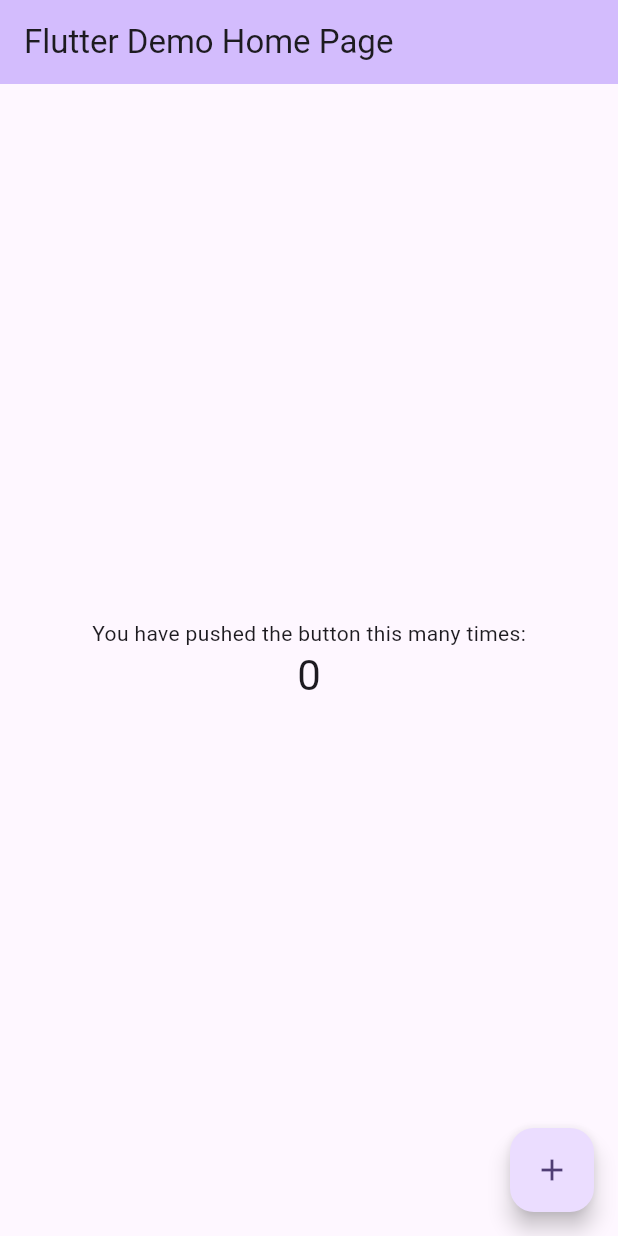
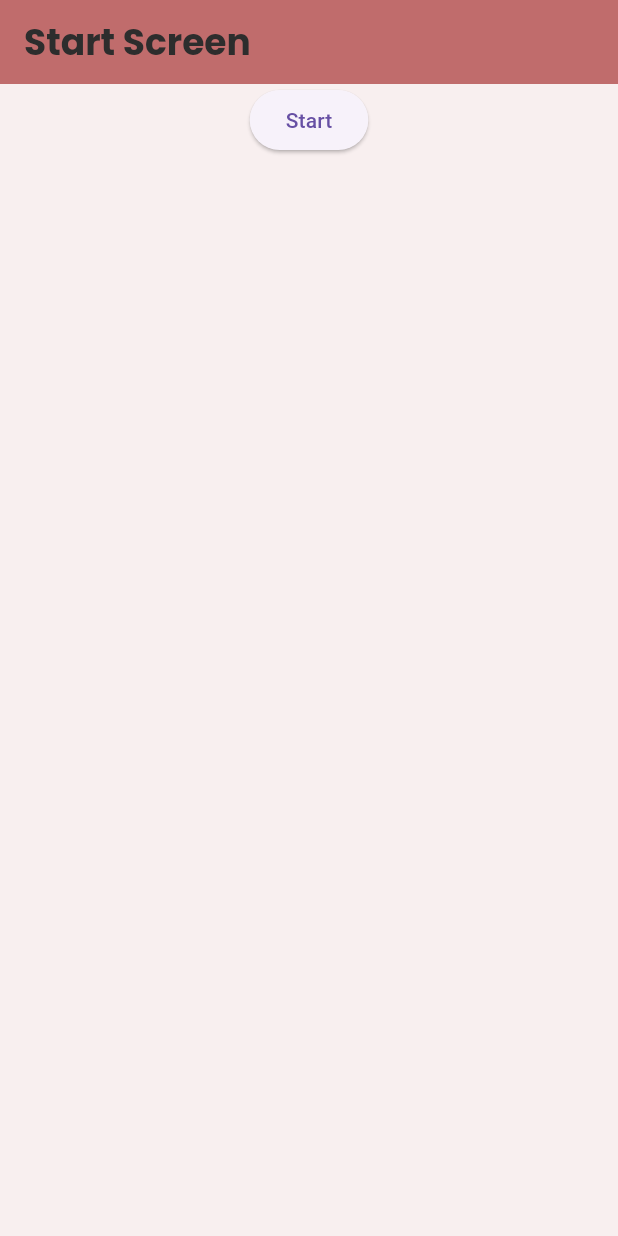
Before and after one commit to coderold/SweetSlice, a Flutter app: the screen it shows after launch, on a phone screen of 412 x 824 dp. Run offline on Flutter 3.47's test engine with Material 3 defaults, Android fonts, the phone set to English and light mode, and no system bars; our stand-ins replace google_fonts.

Commit message:
setup: start screen, app theme, and typography

```diff
--- a/lib/main.dart
+++ b/lib/main.dart
@@ -1,122 +1,20 @@
+import 'package:advmobprog_midterms_tp03_molina/pages/start_screen.dart';
+import 'package:advmobprog_midterms_tp03_molina/theme/theme.dart';
 import 'package:flutter/material.dart';
 
-void main() {
-  runApp(const MyApp());
+void main(){
+  runApp(SweetSlice());
 }
 
-class MyApp extends StatelessWidget {
-  const MyApp({super.key});
+class SweetSlice extends StatelessWidget {
+  const SweetSlice({super.key});
 
-  // This widget is the root of your application.
   @override
   Widget build(BuildContext context) {
     return MaterialApp(
-      title: 'Flutter Demo',
-      theme: ThemeData(
-        // This is the theme of your application.
-        //
-        // TRY THIS: Try running your application with "flutter run". You'll see
-        // the application has a purple toolbar. Then, without quitting the app,
-        // try changing the seedColor in the colorScheme below to Colors.green
-        // and then invoke "hot reload" (save your changes or press the "hot
-        // reload" button in a Flutter-supported IDE, or press "r" if you used
-        // the command line to start the app).
-        //
-        // Notice that the counter didn't reset back to zero; the application
-        // state is not lost during the reload. To reset the state, use hot
-        // restart instead.
-        //
-        // This works for code too, not just values: Most code changes can be
-        // tested with just a hot reload.
-        colorScheme: .fromSeed(seedColor: Colors.deepPurple),
-      ),
-      home: const MyHomePage(title: 'Flutter Demo Home Page'),
+      theme: AppTheme.lightTheme,
+      debugShowCheckedModeBanner: false,
+      home: StartScreen(),
     );
   }
 }
-
-class MyHomePage extends StatefulWidget {
-  const MyHomePage({super.key, required this.title});
-
-  // This widget is the home page of your application. It is stateful, meaning
-  // that it has a State object (defined below) that contains fields that affect
-  // how it looks.
-
-  // This class is the configuration for the state. It holds the values (in this
-  // case the title) provided by the parent (in this case the App widget) and
-  // used by the build method of the State. Fields in a Widget subclass are
-  // always marked "final".
-
-  final String title;
-
-  @override
-  State<MyHomePage> createState() => _MyHomePageState();
-}
-
-class _MyHomePageState extends State<MyHomePage> {
-  int _counter = 0;
-
-  void _incrementCounter() {
-    setState(() {
-      // This call to setState tells the Flutter framework that something has
-      // changed in this State, which causes it to rerun the build method below
-      // so that the display can reflect the updated values. If we changed
-      // _counter without calling setState(), then the build method would not be
-      // called again, and so nothing would appear to happen.
-      _counter++;
-    });
-  }
-
-  @override
-  Widget build(BuildContext context) {
-    // This method is rerun every time setState is called, for instance as done
-    // by the _incrementCounter method above.
-    //
-    // The Flutter framework has been optimized to make rerunning build methods
-    // fast, so that you can just rebuild anything that needs updating rather
-    // than having to individually change instances of widgets.
-    return Scaffold(
-      appBar: AppBar(
-        // TRY THIS: Try changing the color here to a specific color (to
-        // Colors.amber, perhaps?) and trigger a hot reload to see the AppBar
-        // change color while the other colors stay the same.
-        backgroundColor: Theme.of(context).colorScheme.inversePrimary,
-        // Here we take the value from the MyHomePage object that was created by
-        // the App.build method, and use it to set our appbar title.
-        title: Text(widget.title),
-      ),
-      body: Center(
-        // Center is a layout widget. It takes a single child and positions it
-        // in the middle of the parent.
-        child: Column(
-          // Column is also a layout widget. It takes a list of children and
-          // arranges them vertically. By default, it sizes itself to fit its
-          // children horizontally, and tries to be as tall as its parent.
-          //
-          // Column has various properties to control how it sizes itself and
-          // how it positions its children. Here we use mainAxisAlignment to
-          // center the children vertically; the main axis here is the vertical
-          // axis because Columns are vertical (the cross axis would be
-          // horizontal).
-          //
-          // TRY THIS: Invoke "debug painting" (choose the "Toggle Debug Paint"
-          // action in the IDE, or press "p" in the console), to see the
-          // wireframe for each widget.
-          mainAxisAlignment: .center,
-          children: [
-            const Text('You have pushed the button this many times:'),
-            Text(
-              '$_counter',
-              style: Theme.of(context).textTheme.headlineMedium,
-            ),
-          ],
-        ),
-      ),
-      floatingActionButton: FloatingActionButton(
-        onPressed: _incrementCounter,
-        tooltip: 'Increment',
-        child: const Icon(Icons.add),
-      ),
-    );
-  }
-}
--- /dev/null
+++ b/lib/pages/start_screen.dart
@@ -0,0 +1,33 @@
+import 'package:advmobprog_midterms_tp03_molina/theme/theme.dart';
+import 'package:flutter/material.dart';
+import 'package:advmobprog_midterms_tp03_molina/theme/theme_ext.dart';
+
+class StartScreen extends StatelessWidget {
+  const StartScreen({super.key});
+
+  @override
+  Widget build(BuildContext context) {
+    return Scaffold(
+      appBar: AppBar(
+        backgroundColor: AppTheme.primary,
+        title: Text(
+          "Start Screen",
+          style: context.textTheme.headlineMedium,
+        ),
+      ),
+
+      body: Column(
+        children: [
+
+          Center(
+            child: ElevatedButton(
+              onPressed: (){},
+              child: Text("Start")
+            ),
+          ),
+
+        ],
+      ),
+    );
+  }
+}
--- /dev/null
+++ b/lib/theme/theme.dart
@@ -0,0 +1,70 @@
+import 'package:flutter/material.dart';
+import 'package:google_fonts/google_fonts.dart';
+
+class AppTheme {
+  // --- Colors (Same as your inspo) ---
+  static const Color primary = Color(0xFFC06C6C);
+  static const Color background = Color(0xFFF8EFEF);
+  static const Color textMain = Color(0xFF2D2D2D);
+  static const Color textMuted = Color(0xFF757575);
+  static const Color success = Color(0xFF81C784);
+  static const Color danger = Color(0xFFE57373);
+
+  static ThemeData get lightTheme {
+    return ThemeData(
+      useMaterial3: true,
+      scaffoldBackgroundColor: background,
+      // --- Typography Logic ---
+      // We use a base size of 16px and scale up/down
+      textTheme: TextTheme(
+        // Massive titles (e.g., Splash screen)
+        displayLarge: GoogleFonts.poppins(
+          fontSize: 48,
+          fontWeight: FontWeight.w900,
+          color: textMain,
+          letterSpacing: -1.0,
+        ),
+
+        // Screen titles (e.g., "Customize Your Cake")
+        headlineLarge: GoogleFonts.poppins(
+          fontSize: 32, // Base * 2
+          fontWeight: FontWeight.bold,
+          color: textMain,
+        ),
+
+        // Section headers (e.g., "Choose Toppings")
+        headlineMedium: GoogleFonts.poppins(
+          fontSize: 24, // Base * 1.5
+          fontWeight: FontWeight.w700,
+          color: textMain,
+        ),
+
+        // Small headers or Card titles (e.g., "Strawberry Shortcake")
+        headlineSmall: GoogleFonts.poppins(
+          fontSize: 20, // Base * 1.25
+          fontWeight: FontWeight.w600,
+          color: textMain,
+        ),
+
+        // Standard readable body text
+        bodyLarge: GoogleFonts.poppins(
+          fontSize: 16, // The "Base" size
+          color: textMain,
+        ),
+
+        // Captions, Muted descriptions, or Price tags
+        bodyMedium: GoogleFonts.poppins(
+          fontSize: 14,
+          color: textMuted,
+        ),
+
+        // Smallest text (e.g., timestamps, tiny tags)
+        labelSmall: GoogleFonts.poppins(
+          fontSize: 12,
+          fontWeight: FontWeight.w500,
+          color: textMuted,
+        ),
+      ),
+    );
+  }
+}
--- /dev/null
+++ b/lib/theme/theme_ext.dart
@@ -0,0 +1,6 @@
+import 'package:flutter/material.dart';
+
+extension ThemeGetter on BuildContext{
+  TextTheme get textTheme => Theme.of(this).textTheme;
+  ColorScheme get colorScheme => Theme.of(this).colorScheme;
+}
--- a/pubspec.yaml
+++ b/pubspec.yaml
@@ -34,6 +34,7 @@ dependencies:
   # The following adds the Cupertino Icons font to your application.
   # Use with the CupertinoIcons class for iOS style icons.
   cupertino_icons: ^1.0.8
+  google_fonts: ^8.0.2
 
 dev_dependencies:
   flutter_test:
```
Also changed, not shown: pubspec.lock, 2 other files.
